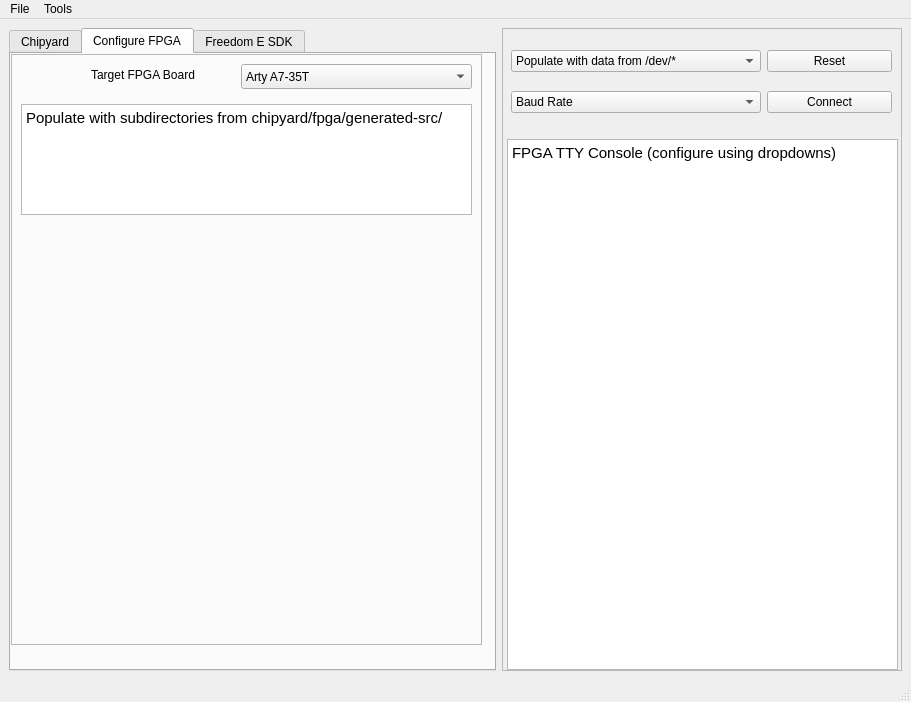
Above: mainwindow.ui from alexdlukens/chips-gui before the change. Below: the same form after it.
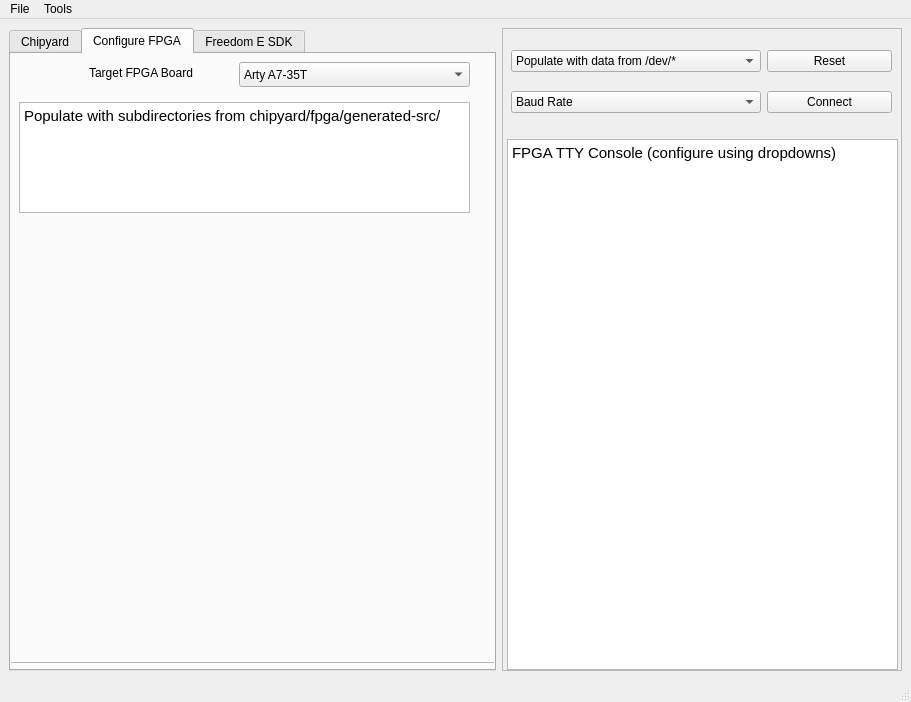
That is the form after the change. The open tabs and pages were chosen to show the change.

```diff
--- a/mainwindow.ui
+++ b/mainwindow.ui
@@ -116,18 +116,15 @@
        <attribute name="title">
         <string>Configure FPGA</string>
        </attribute>
-       <widget class="QWidget" name="gridLayoutWidget">
-        <property name="geometry">
-         <rect>
-          <x>0</x>
-          <y>0</y>
-          <width>471</width>
-          <height>591</height>
-         </rect>
-        </property>
-        <layout class="QGridLayout" name="gridLayout_3">
-         <item row="0" column="1">
           <widget class="QFrame" name="frame_3">
+        <property name="geometry">
+         <rect>
+          <x>-2</x>
+          <y>-2</y>
+          <width>491</width>
+          <height>611</height>
+         </rect>
+        </property>
            <property name="frameShape">
             <enum>QFrame::StyledPanel</enum>
            </property>
@@ -197,9 +194,6 @@
             </property>
            </widget>
           </widget>
-         </item>
-        </layout>
-       </widget>
       </widget>
       <widget class="QWidget" name="tab_3">
        <attribute name="title">
```
Left out of the diff: 164 changed lines with no effect on the pictures. Lines whose indentation alone changed are shown as unchanged.
